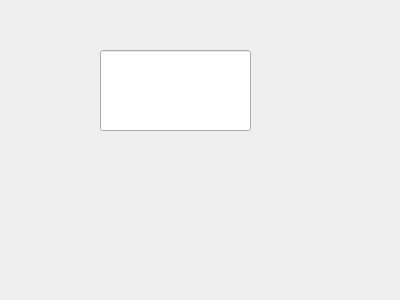
topliugang/oa, file oa/PhoneNumber/dialog.ui: the form before one commit.
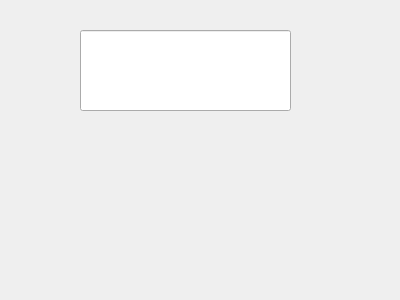
The form after the commit.

```diff
--- a/oa/PhoneNumber/dialog.ui
+++ b/oa/PhoneNumber/dialog.ui
@@ -16,12 +16,17 @@
   <widget class="QLabel" name="nameLabel">
    <property name="geometry">
     <rect>
-     <x>100</x>
-     <y>170</y>
-     <width>131</width>
-     <height>61</height>
+     <x>10</x>
+     <y>140</y>
+     <width>381</width>
+     <height>111</height>
     </rect>
    </property>
+   <property name="font">
+    <font>
+     <pointsize>40</pointsize>
+    </font>
+   </property>
    <property name="text">
     <string/>
    </property>
@@ -29,12 +34,20 @@
   <widget class="QLineEdit" name="numberLineEdit">
    <property name="geometry">
     <rect>
-     <x>100</x>
-     <y>50</y>
-     <width>151</width>
+     <x>80</x>
+     <y>30</y>
+     <width>211</width>
      <height>81</height>
     </rect>
    </property>
+   <property name="font">
+    <font>
+     <pointsize>40</pointsize>
+    </font>
+   </property>
+   <property name="text">
+    <string/>
+   </property>
   </widget>
   <zorder>numberLineEdit</zorder>
   <zorder>nameLabel</zorder>
```
Left out of the diff: 3 changed lines with no effect on the pictures.
